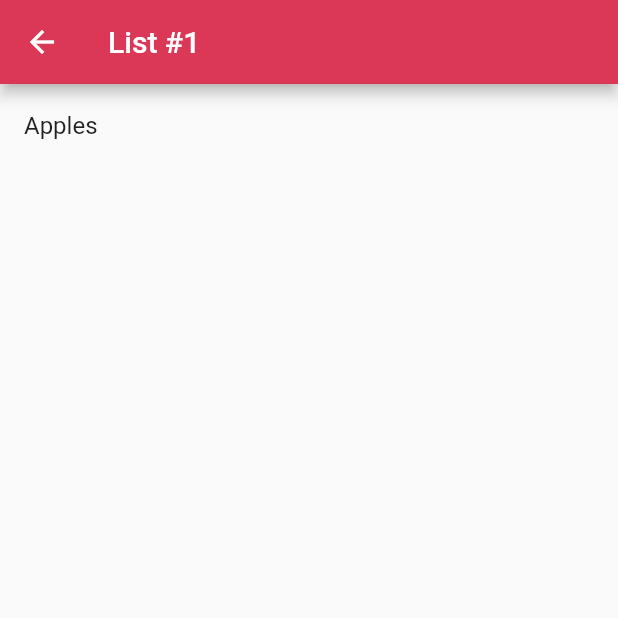
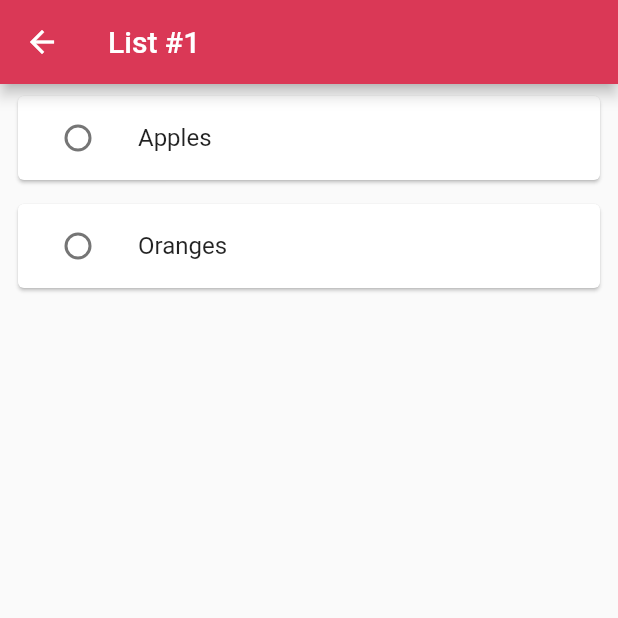
Before and after one commit to lucasmbraz/amazing_lists, a Flutter app: the screen it shows after launch, after a tap on "List #1", on a phone screen of 412 x 824 dp, the top half of it. Run offline on Flutter 3.47's test engine with Material 2 defaults, Android fonts, the phone set to English and light mode, and no system bars; our stand-ins replace circular_check_box, flutter_redux, freezed_annotation, redux; generated files the repository leaves out were written again.

Commit message:
Improves appearance of TodoItemWidget

```diff
--- a/lib/redux/app_state.dart
+++ b/lib/redux/app_state.dart
@@ -14,7 +14,7 @@ abstract class AppState implements _$AppState {
 
   factory AppState.init() => AppState(
         todoLists: [
-          TodoList(id: '1', name: 'List #1', todos: [Todo(id: '1', name: 'Apples')]),
+          TodoList(id: '1', name: 'List #1', todos: [Todo(id: '1', name: 'Apples'), Todo(id: '2', name: 'Oranges')]),
           TodoList(id: '2', name: 'List #2', todos: []),
           TodoList(id: '3', name: 'List #3', todos: []),
           TodoList(id: '4', name: 'List #4', todos: []),
--- a/lib/todos/todo_item_widget.dart
+++ b/lib/todos/todo_item_widget.dart
@@ -1,5 +1,6 @@
+import 'package:amazing_lists/model/todo.dart';
+import 'package:circular_check_box/circular_check_box.dart';
 import 'package:flutter/material.dart';
-import 'package:amazing_lists/model/todo.dart';
 
 class TodoItemWidget extends StatelessWidget {
   const TodoItemWidget({
@@ -11,8 +12,15 @@ class TodoItemWidget extends StatelessWidget {
 
   @override
   Widget build(BuildContext context) {
-    return ListTile(
-      title: Text(todo.name),
+    return Card(
+      child: ListTile(
+        leading: CircularCheckBox(
+          inactiveColor: Theme.of(context).primaryColor,
+          value: false,
+          onChanged: (value) {},
+        ),
+        title: Text(todo.name),
+      ),
     );
   }
 }
--- a/lib/todos/todos_widget.dart
+++ b/lib/todos/todos_widget.dart
@@ -1,6 +1,6 @@
-import 'package:flutter/material.dart';
 import 'package:amazing_lists/model/todo.dart';
 import 'package:amazing_lists/todos/todo_item_widget.dart';
+import 'package:flutter/material.dart';
 
 class TodosWidget extends StatelessWidget {
   const TodosWidget({
@@ -14,7 +14,10 @@ class TodosWidget extends StatelessWidget {
   Widget build(BuildContext context) {
     return ListView.builder(
       itemCount: todos.length,
-      itemBuilder: (context, index) => TodoItemWidget(todo: todos[index]),
+      itemBuilder: (context, index) => Padding(
+        padding: const EdgeInsets.symmetric(horizontal: 8, vertical: 4),
+        child: TodoItemWidget(todo: todos[index]),
+      ),
     );
   }
 }
--- a/pubspec.yaml
+++ b/pubspec.yaml
@@ -26,6 +26,9 @@ dependencies:
   # Mockito
   mockito: ^4.1.3
 
+  # Circular checkboxes
+  circular_check_box: ^1.0.4
+
 dev_dependencies:
   flutter_test:
     sdk: flutter
```
Also changed, not shown: pubspec.lock.
